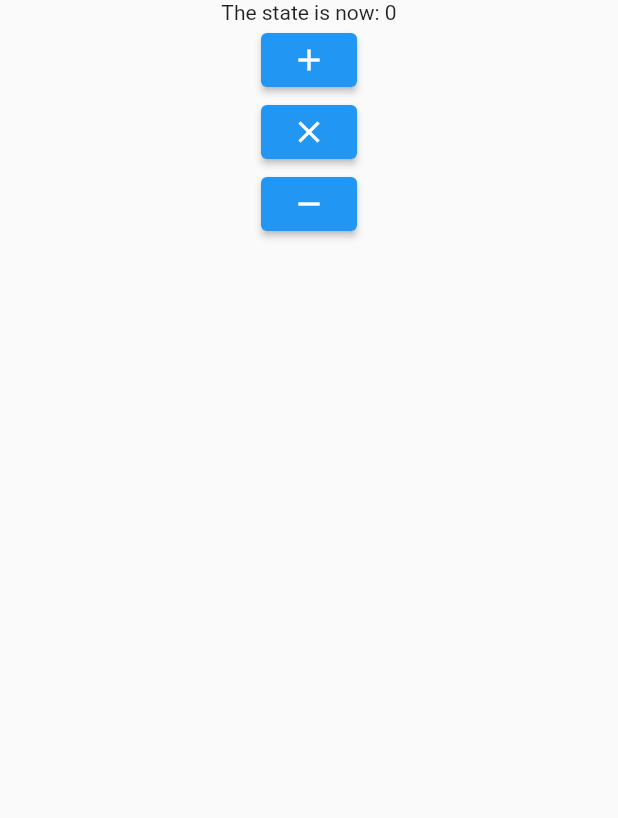
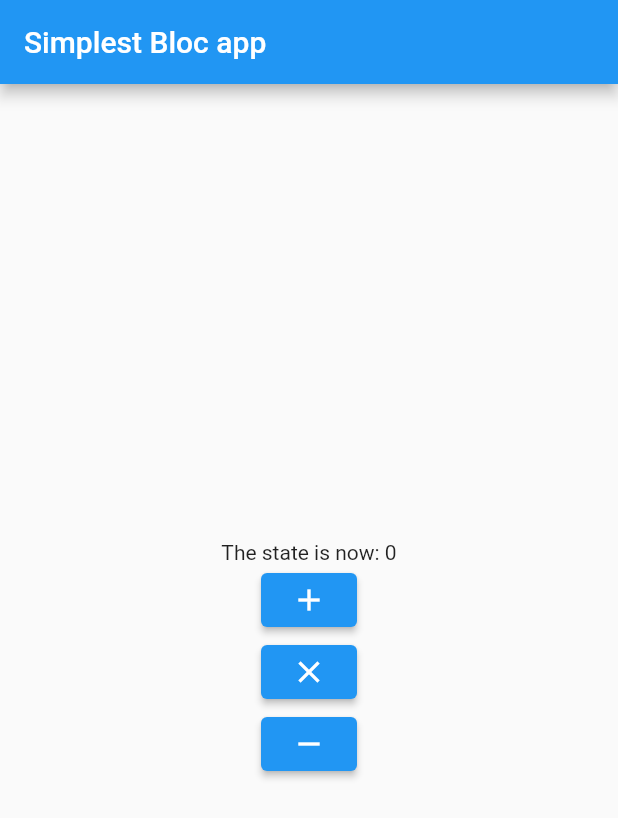
Before and after one commit to kkonat/simplest_bloc, a Flutter app: the screen it shows after launch, on a phone screen of 412 x 824 dp. Shown: the top 818 px of the screen. Run offline on Flutter 3.47's test engine with Material 2 defaults, Android fonts, the phone set to English and light mode, and no system bars; our stand-ins replace flutter_bloc.

Commit message:
add appbar and alignment

```diff
--- a/lib/main.dart
+++ b/lib/main.dart
@@ -20,6 +20,7 @@ class App extends StatelessWidget {
   build(_) => MaterialApp(
       title: appName,
       home: Scaffold(
+          appBar: AppBar(title: const Text(appName)),
           body: BlocProvider(
               create: (_) => AppState(0),
               child: BlocBuilder<AppState, int>(
@@ -29,6 +30,7 @@ class App extends StatelessWidget {
 
   pageContent(AppState c) => Center(
         child: Column(
+          mainAxisAlignment: MainAxisAlignment.center,
           children: [
             Text("The state is now: ${c.state}"),
             button(Icons.add, () => c.state++),
```
